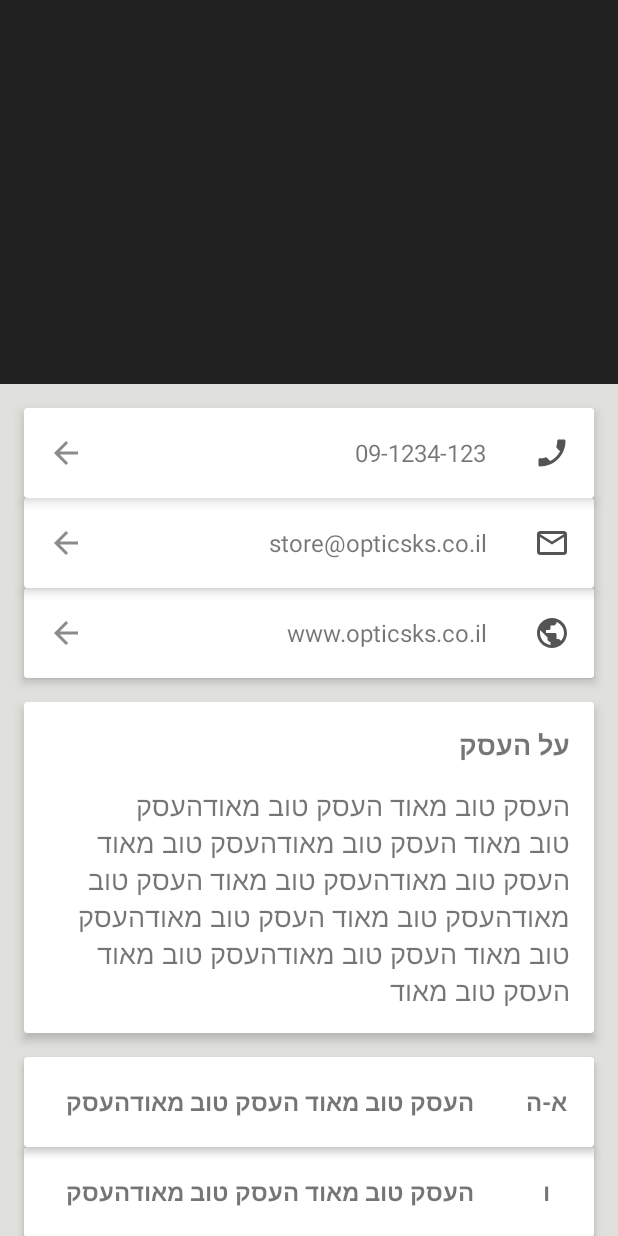
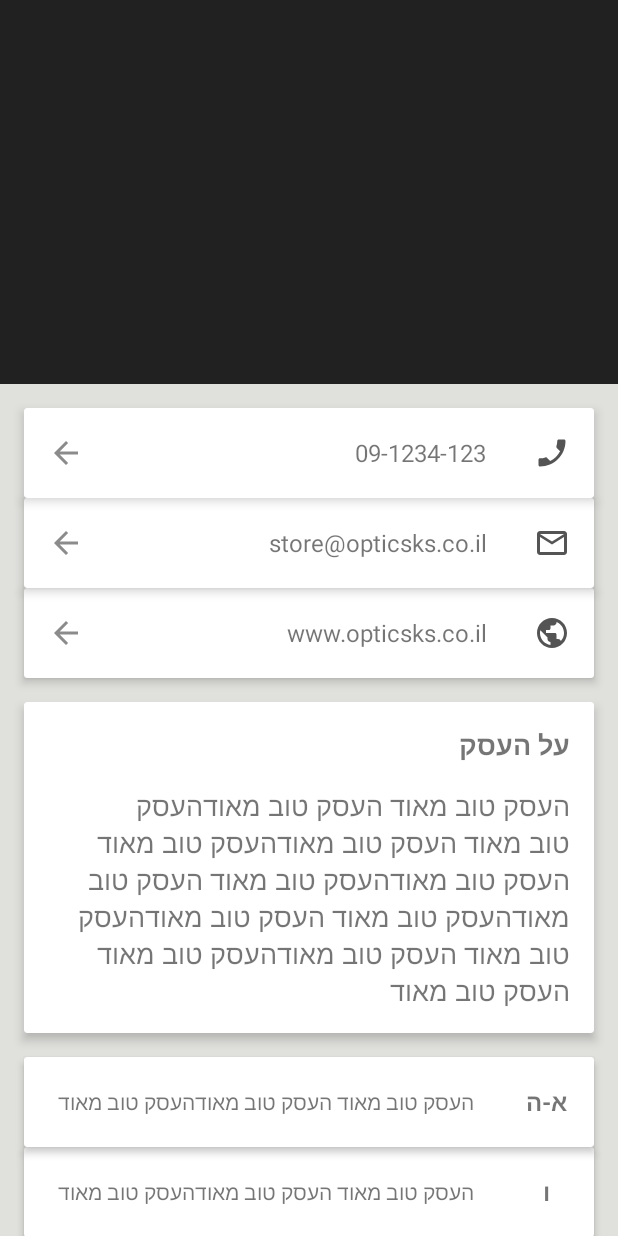
Before and after one commit to avivCodhen/SaleDanceAndroid, an Android app: the layout activity_business_details.xml on its own in the app's theme, with its tools: preview values and no code run, on a phone screen of 412 x 824 dp. Run offline under Robolectric (Android 15) with nearby library versions, the phone set to English and light mode, and no system bars; network calls fail.

Commit message:
fixed sale item, changed business font size, added address to post

```diff
--- a/app/src/main/java/com/saledance/saledanceapp/view/RecyclerViewAdapter.kt
+++ b/app/src/main/java/com/saledance/saledanceapp/view/RecyclerViewAdapter.kt
@@ -34,6 +34,7 @@ class RecyclerViewAdapter(
         p0.itemView.postTitle.text = publishedPosts[p1].post.name
         p0.itemView.postBodyTv.text = publishedPosts[p1].post.body
         p0.itemView.setOnClickListener{onPostClickListener.onPostClick(publishedPost.business) }
+        p0.itemView.streetTv.text = publishedPosts[p1].business.address
     }
 
 
--- a/app/src/main/res/layout/activity_business_details.xml
+++ b/app/src/main/res/layout/activity_business_details.xml
@@ -197,8 +197,7 @@
                             android:layout_height="wrap_content"
                             android:layout_toStartOf="@+id/weekDays"
                             android:layout_centerVertical="true"
-                            android:textSize="16sp"
-                            android:textStyle="bold"
+                            android:textSize="14sp"
                             android:maxLines="1"
                             android:layout_marginEnd="@dimen/text_horizontal_margin"
                             tools:text="העסק טוב מאוד העסק טוב מאודהעסק טוב מאוד"/>
@@ -235,8 +234,7 @@
                             android:layout_height="wrap_content"
                             android:layout_toStartOf="@+id/friday"
                             android:layout_centerVertical="true"
-                            android:textSize="16sp"
-                            android:textStyle="bold"
+                            android:textSize="14sp"
                             android:maxLines="1"
                             android:layout_marginEnd="@dimen/text_horizontal_margin"
                             tools:text="העסק טוב מאוד העסק טוב מאודהעסק טוב מאוד"/>
@@ -262,8 +260,7 @@
                             android:layout_width="32dp"
                             android:layout_height="wrap_content"
                             android:textDirection="rtl"
-                            android:textSize="16sp"
-                            android:textStyle="bold"
+                            android:textSize="14sp"
                             android:gravity="center"
                             android:layout_alignParentEnd="true"
                             android:layout_centerVertical="true"
--- a/app/src/main/res/layout/post_item.xml
+++ b/app/src/main/res/layout/post_item.xml
@@ -9,7 +9,7 @@
             android:id="@+id/postVardView"
             android:layout_margin="15dp"
             android:layout_width="match_parent"
-            android:layout_height="260dp">
+            android:layout_height="300dp">
         <RelativeLayout
                 android:padding="15dp"
                 android:layout_width="match_parent"
@@ -32,6 +32,7 @@
 
 
                 <TextView
+                        android:id="@+id/streetTv"
                         android:text="ויצמן 24"
                         android:layout_width="wrap_content"
                         android:layout_height="wrap_content" />
--- a/app/src/main/res/layout/sale_item.xml
+++ b/app/src/main/res/layout/sale_item.xml
@@ -9,7 +9,7 @@
             android:elevation="10dp"
             android:background="@android:color/black"
             android:id="@+id/imageLayout"
-            android:layout_width="110dp"
+            android:layout_width="130dp"
                     android:layout_height="110dp">
 
         <ImageView
@@ -26,7 +26,7 @@
     <RelativeLayout
 
             android:layout_below="@+id/imageLayout"
-            android:layout_width="110dp"
+            android:layout_width="130dp"
                     android:layout_height="wrap_content">
 
 
```
